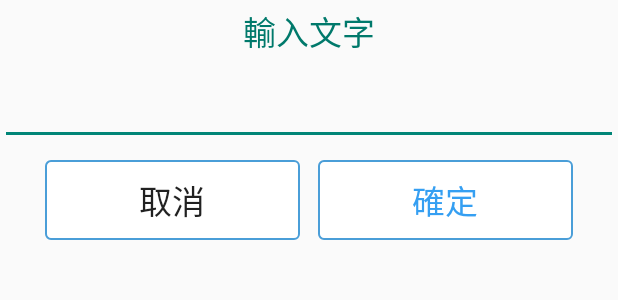
After one commit to nikker01/EatingPlace, an Android app: the layout dialog_search_name.xml on its own in the app's theme, with its tools: preview values and no code run, on a phone screen of 412 x 824 dp. The commit adds this screen. Shown: the top 300 px of the screen. Run offline under Robolectric (Android 15) with nearby library versions, the phone set to English and light mode, and no system bars.

Commit message:
added search by text

```diff
--- /dev/null
+++ b/EatingPlace/app/src/main/res/layout/dialog_search_name.xml
@@ -0,0 +1,60 @@
+<?xml version="1.0" encoding="utf-8"?>
+<LinearLayout xmlns:android="http://schemas.android.com/apk/res/android"
+    android:orientation="vertical" android:layout_width="match_parent"
+    android:layout_height="match_parent">
+
+    <TextView
+        android:layout_width="wrap_content"
+        android:layout_height="wrap_content"
+        android:textAppearance="?android:attr/textAppearanceLarge"
+        android:text="輸入文字"
+        android:textColor="@color/primaryDark"
+        android:layout_marginTop="4dp"
+        android:layout_marginBottom="4dp"
+        android:layout_gravity="center"
+        android:id="@+id/txt_dialog_title" />
+
+    <EditText
+        android:layout_marginTop="10dp"
+        android:layout_width="match_parent"
+        android:layout_height="wrap_content"
+        android:id="@+id/editText_search_name" />
+
+    <LinearLayout
+        android:orientation="horizontal"
+        android:layout_marginTop="10dp"
+        android:layout_width="fill_parent"
+        android:layout_height="wrap_content">
+
+        <TextView
+            android:layout_width="wrap_content"
+            android:layout_height="wrap_content"
+            android:layout_marginLeft="30dp"
+            android:layout_marginRight="6dp"
+            android:paddingTop="10dp"
+            android:paddingBottom="10dp"
+            android:textAppearance="?android:attr/textAppearanceLarge"
+            android:text="取消"
+            android:gravity="center"
+            android:layout_weight="1"
+            android:background="@drawable/bolder_blue"
+            android:id="@+id/txt_btn_cancel" />
+
+        <TextView
+            android:layout_width="wrap_content"
+            android:layout_height="wrap_content"
+            android:textAppearance="?android:attr/textAppearanceLarge"
+            android:text="確定"
+            android:textColor="@color/lite_blue"
+            android:paddingTop="10dp"
+            android:paddingBottom="10dp"
+            android:layout_marginLeft="6dp"
+            android:layout_marginRight="30dp"
+            android:gravity="center"
+            android:background="@drawable/bolder_blue"
+            android:layout_weight="1"
+            android:id="@+id/txt_btn_confirm" />
+    </LinearLayout>
+
+
+</LinearLayout>
--- a/EatingPlace/app/src/main/res/values/colors.xml
+++ b/EatingPlace/app/src/main/res/values/colors.xml
@@ -9,6 +9,7 @@
     <color name="pink_pressed">#ec407a</color>
     <color name="blue_semi_transparent">#805677fc</color>
     <color name="blue_semi_transparent_pressed">#80738ffe</color>
+    <color name="lite_blue">#ff359ff2</color>
 
     <color name="primary">#009688</color>
     <color name="primaryDark">#00796b</color>
--- a/EatingPlace/app/src/main/res/values/strings.xml
+++ b/EatingPlace/app/src/main/res/values/strings.xml
@@ -14,7 +14,9 @@
     <string name="btn_cancel">取消</string>
 
     <!-- **************************************************************************************** -->
+
+    <string name="toast_msg_search_error">搜尋失敗,稍後再試或更改搜尋方式</string>
     <string name="toast_msg_add_favorite_succes">加入成功</string>
-    <string name="toast_msg_add_favorite_fail">加入失敗, 重複加入或其他問題</string>
+    <string name="toast_msg_add_favorite_fail">加入失敗,重複加入或其他問題</string>
 
 </resources>
```
Also changed, not shown: EatingPlace/app/src/main/java/com/example/uuser/eatingplace/MainActivity.java (+122 -4 lines).
